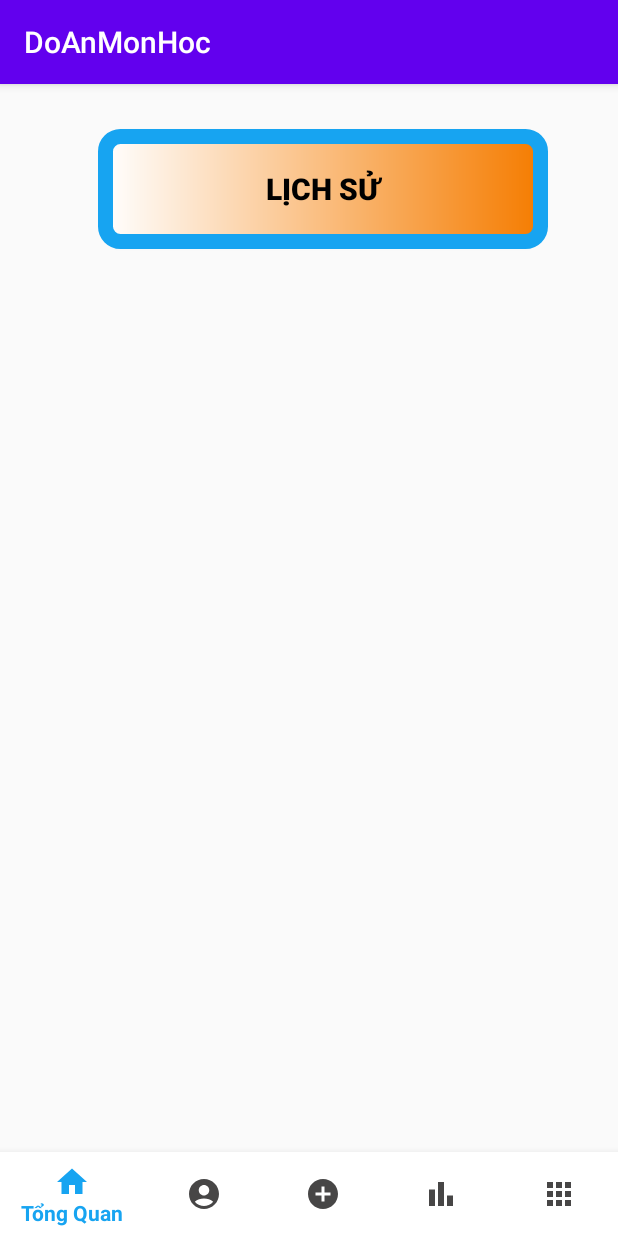
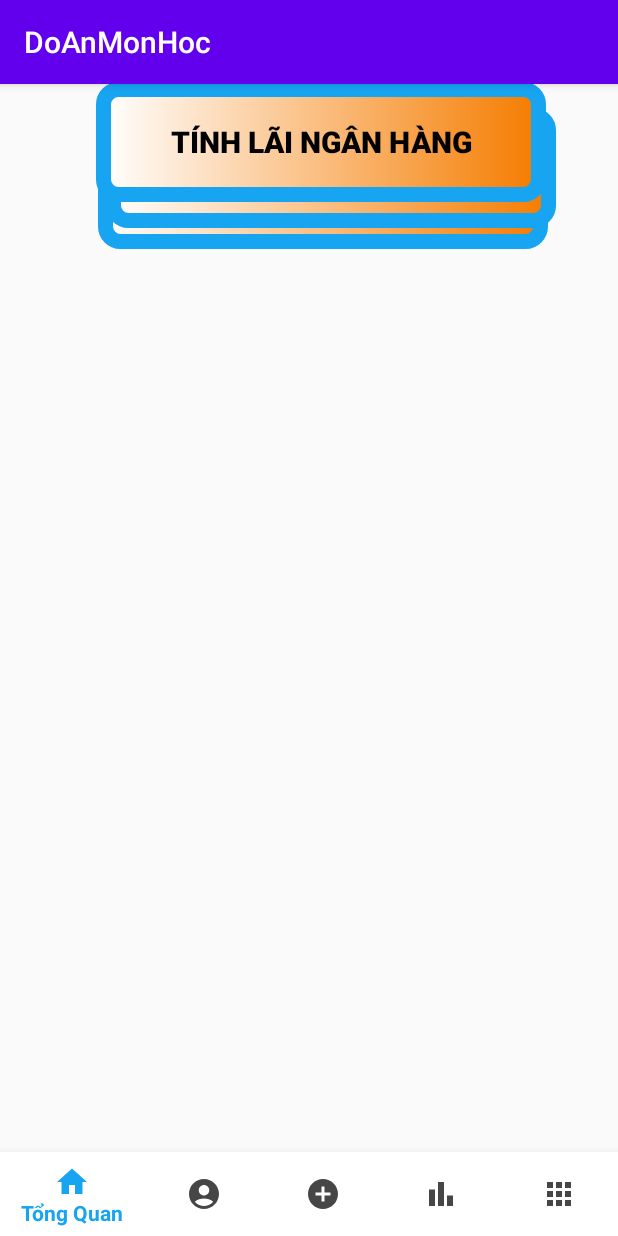
Before and after one commit to Ngo-Ngoc-Minh-Sang/DoAnAndroid, an Android app: the screen it shows after launch (MainActivityPhong), on a phone screen of 412 x 824 dp. Run offline under Robolectric (Android 15) with nearby library versions, the phone set to English and light mode, and no system bars.

Commit message:
Dat commit

```diff
--- a/app/src/main/java/com/example/doanmonhoc/FragmentTongQuan.java
+++ b/app/src/main/java/com/example/doanmonhoc/FragmentTongQuan.java
@@ -14,7 +14,7 @@ import com.example.doanmonhoc.sang.Phong_LichSuActivity;
 
 public class FragmentTongQuan extends Fragment {
 
-    Button btnLichSu;
+    Button btnLichSu,btnDoiTien,btnLaiBank;
 
     @Override
     public View onCreateView(LayoutInflater inflater, ViewGroup container,
@@ -23,13 +23,30 @@ public class FragmentTongQuan extends Fragment {
         View view = inflater.inflate(R.layout.fragment_tong_quan, container, false);
 
         btnLichSu = view.findViewById(R.id.btnLichSu);
+        btnDoiTien = view.findViewById(R.id.btnDoiTien);
+        btnLaiBank = view.findViewById(R.id.btnLaiBank);
         btnLichSu.setOnClickListener(new View.OnClickListener() {
             @Override
             public void onClick(View v) {
                 startActivity(new Intent(view.getContext().getApplicationContext(), Phong_LichSuActivity.class));
             }
         });
+
+        btnDoiTien.setOnClickListener(new View.OnClickListener() {
+            @Override
+            public void onClick(View v) {
+                startActivity(new Intent(view.getContext().getApplicationContext(), DoiTien.class));
+            }
+        });
+
+        btnLaiBank.setOnClickListener(new View.OnClickListener() {
+            @Override
+            public void onClick(View v) {
+                startActivity(new Intent(view.getContext().getApplicationContext(),LaiNganHang.class));
+            }
+        });
         return view;
+
     }
 
 }
--- a/app/src/main/res/layout/fragment_tong_quan.xml
+++ b/app/src/main/res/layout/fragment_tong_quan.xml
@@ -20,4 +20,30 @@
         android:textStyle="bold"
         android:textSize="20sp"/>
 
+    <Button
+        android:id="@+id/btnDoiTien"
+        android:layout_width="300dp"
+        android:layout_height="80dp"
+        android:layout_marginLeft="46dp"
+        android:layout_marginRight="31dp"
+        android:background="@drawable/custom_button"
+        android:layout_gravity="center"
+        android:layout_marginBottom="450px"
+        android:text="Đổi tiền"
+        android:textColor="#000"
+        android:textSize="20sp"
+        android:textStyle="bold" />
+
+    <Button
+        android:id="@+id/btnLaiBank"
+        android:layout_width="300dp"
+        android:layout_height="80dp"
+        android:layout_marginLeft="64dp"
+        android:layout_marginBottom="950px"
+        android:background="@drawable/custom_button"
+        android:layout_gravity="bottom"
+        android:text="Tính Lãi Ngân Hàng"
+        android:textColor="#000"
+        android:textSize="20sp"
+        android:textStyle="bold" />
 </FrameLayout>
```
